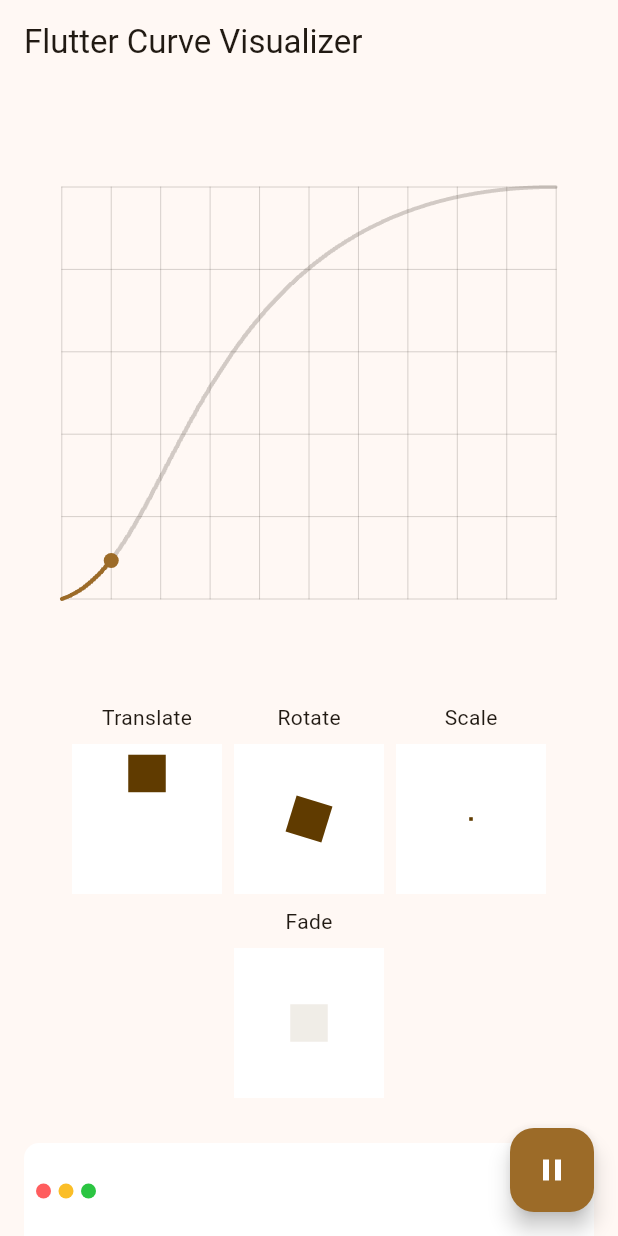
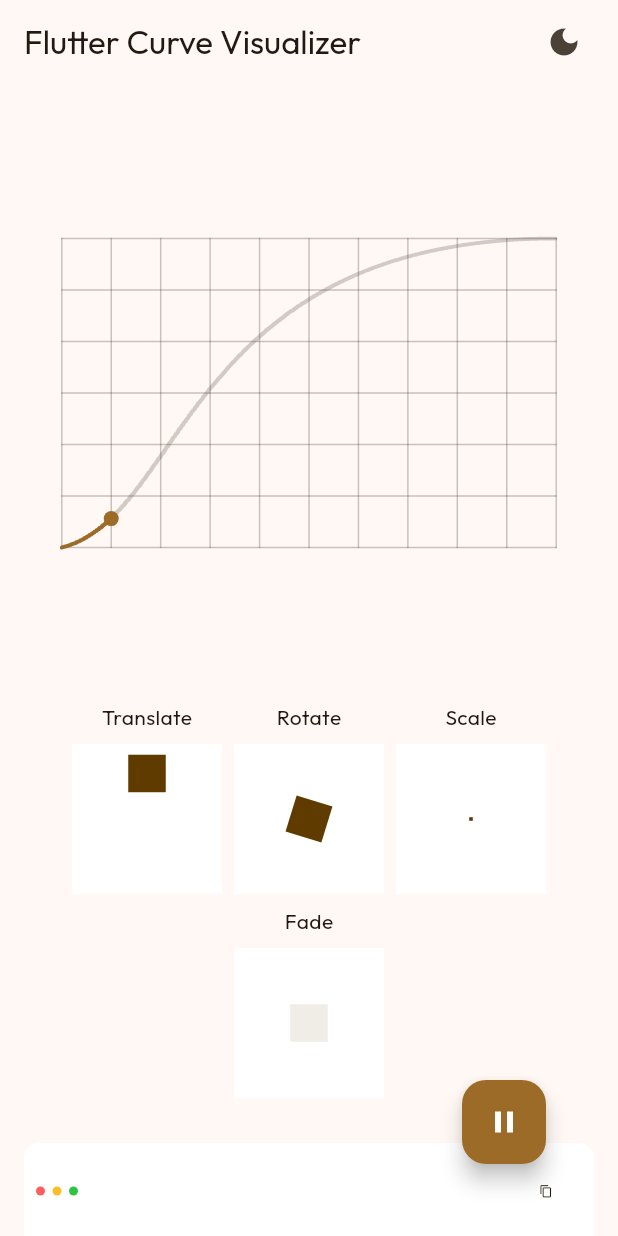
Before and after one commit to vchib1/flutter-curve-visualizer, a Flutter app: the screen it shows after launch, on a phone screen of 412 x 824 dp. Run offline on Flutter 3.47's test engine with Material 3 defaults, Android fonts, the light colour scheme and no system bars; our stand-ins replace shared_preferences.

Commit message:
added loading div in index.html and added theme toggle button

```diff
--- a/lib/main.dart
+++ b/lib/main.dart
@@ -1,12 +1,22 @@
 import 'package:flutter/material.dart';
 import 'package:flutter_curve_visualizer/screen_mode.dart';
 import 'package:flutter_curve_visualizer/utils/theme/theme.dart';
+import 'package:provider/provider.dart';
+import 'package:shared_preferences/shared_preferences.dart';
+import 'utils/theme/theme_provider.dart';
 import 'views/home_page.dart';
 
 Future<void> main() async {
   WidgetsFlutterBinding.ensureInitialized();
 
-  runApp(const MyApp());
+  final pref = await SharedPreferences.getInstance();
+
+  runApp(
+    ChangeNotifierProvider(
+      create: (context) => ThemeProvider(pref: pref),
+      child: const MyApp(),
+    ),
+  );
 }
 
 class MyApp extends StatelessWidget {
@@ -26,10 +36,11 @@
   Widget build(BuildContext context) {
     final theme = MaterialTheme(Theme.of(context).textTheme);
 
+    return Consumer<ThemeProvider>(builder: (context, themeProvider, child) {
       return MaterialApp(
+        title: 'Flutter Curve Visualizer',
         debugShowCheckedModeBanner: false,
-      title: 'Flutter Curve Visualizer',
-      themeMode: ThemeMode.light,
+        themeMode: themeProvider.getThemeMode(),
         theme: theme.lightMediumContrast(),
         darkTheme: theme.dark(),
         home: LayoutBuilder(
@@ -41,5 +52,6 @@
           },
         ),
       );
+    });
   }
 }
--- a/lib/utils/theme/theme.dart
+++ b/lib/utils/theme/theme.dart
@@ -341,11 +341,16 @@
         useMaterial3: true,
         brightness: colorScheme.brightness,
         colorScheme: colorScheme,
+        snackBarTheme: SnackBarThemeData(
+          behavior: SnackBarBehavior.floating,
+          showCloseIcon: true,
+        ),
         textTheme: textTheme.apply(
+          fontFamily: "Outfit",
           bodyColor: colorScheme.onSurface,
           displayColor: colorScheme.onSurface,
         ),
-        scaffoldBackgroundColor: colorScheme.background,
+        scaffoldBackgroundColor: colorScheme.surface,
         canvasColor: colorScheme.surface,
       );
 
--- /dev/null
+++ b/lib/utils/theme/theme_provider.dart
@@ -0,0 +1,19 @@
+import 'package:flutter/material.dart';
+import 'package:shared_preferences/shared_preferences.dart';
+
+class ThemeProvider extends ChangeNotifier {
+  final SharedPreferences pref;
+
+  ThemeProvider({required this.pref});
+
+  ThemeMode getThemeMode() {
+    final isDarkMode = pref.getBool('darkMode') ?? false;
+    return isDarkMode ? ThemeMode.dark : ThemeMode.light;
+  }
+
+  void toggleTheme() {
+    final isDarkMode = pref.getBool('darkMode') ?? false;
+    pref.setBool('darkMode', !isDarkMode);
+    notifyListeners();
+  }
+}
--- a/lib/views/home_page.dart
+++ b/lib/views/home_page.dart
@@ -2,9 +2,11 @@
 import 'package:flutter_curve_visualizer/screen_mode.dart';
 import 'package:flutter_curve_visualizer/utils/curves_enum.dart';
 import 'package:flutter_curve_visualizer/utils/extension/string.dart';
+import 'package:flutter_curve_visualizer/utils/theme/theme_provider.dart';
 import 'package:flutter_curve_visualizer/views/widgets/animated_box/animated_box_widget.dart';
 import 'package:flutter_curve_visualizer/views/widgets/dropdown_menu.dart';
 import 'package:flutter_curve_visualizer/views/widgets/graph/graph_widget.dart';
+import 'package:provider/provider.dart';
 
 import 'widgets/code_block.dart';
 
@@ -192,7 +194,7 @@
               children: [
                 Text(
                   "Time: ${animationTime}s",
-                  style: Theme.of(context).textTheme.bodyMedium,
+                  style: Theme.of(context).textTheme.titleSmall,
                 ),
                 Slider(
                   value: animationTime.toDouble(),
@@ -210,10 +212,32 @@
     return Scaffold(
       appBar: AppBar(
         title: const Text('Flutter Curve Visualizer'),
+        actions: [
+          Padding(
+            padding: const EdgeInsets.only(right: 12.0),
+            child: Consumer<ThemeProvider>(
+              builder: (context, value, child) {
+                final iconData = value.getThemeMode() == ThemeMode.dark
+                    ? Icons.light_mode
+                    : Icons.dark_mode;
+
+                return IconButton(
+                  onPressed: () => value.toggleTheme(),
+                  icon: Icon(iconData),
+                );
+              },
             ),
-      floatingActionButton: FloatingActionButton(
+          ),
+        ],
+      ),
+      floatingActionButton: Padding(
+        padding: const EdgeInsets.all(32.0),
+        child: FloatingActionButton(
+          child: Padding(
+            padding: const EdgeInsets.all(8.0),
             child: AnimatedIcon(
                 icon: AnimatedIcons.play_pause, progress: playPauseController),
+          ),
           onPressed: () {
             if (controller.isAnimating) {
               controller.stop();
@@ -223,6 +247,7 @@
               playPauseController.forward();
             }
           },
+        ),
       ),
       body: SingleChildScrollView(
         child: Container(
@@ -251,11 +276,17 @@
                 children: [
                   Expanded(
                     flex: 1,
+                    child: Align(
+                      alignment: Alignment.centerRight,
                       child: animationWidget,
+                    ),
                   ),
                   Flexible(
                     flex: 1,
-                    child: Center(child: controlsWidget),
+                    child: Align(
+                      alignment: Alignment.centerLeft,
+                      child: controlsWidget,
+                    ),
                   ),
                 ],
               ),
--- a/lib/views/widgets/code_block.dart
+++ b/lib/views/widgets/code_block.dart
@@ -33,7 +33,7 @@
 
     final double spacing = mode.isMobile ? 5 : 10;
 
-    final double radius = mode.isMobile ? 5 : 7.5;
+    final double radius = mode.isMobile ? 3 : 5;
 
     final lightsColors = <Color>[
       Color(0xffff5d5e),
--- a/lib/views/widgets/dropdown_menu.dart
+++ b/lib/views/widgets/dropdown_menu.dart
@@ -21,7 +21,7 @@
   Widget build(BuildContext context) {
     final titleStyle = Theme.of(context).textTheme.titleSmall;
 
-    final childTextStyle = Theme.of(context).textTheme.bodyMedium;
+    final childTextStyle = Theme.of(context).textTheme.titleMedium;
 
     return Container(
       padding: EdgeInsets.symmetric(horizontal: 12.0, vertical: 8.0),
--- a/lib/views/widgets/graph/graph_widget.dart
+++ b/lib/views/widgets/graph/graph_widget.dart
@@ -29,7 +29,7 @@
 
     final screenSize = MediaQuery.sizeOf(context);
 
-    final size = Size(350, screenSize.height / 3);
+    final size = Size(350, screenSize.height / 4);
 
     return SizedBox(
       width: screenSize.width * widthToTake,
@@ -42,11 +42,11 @@
             animation: animation,
             config: GraphConfiguration(
               xAxisLineCount: 10,
-              yAxisLineCount: 5,
-              axisWidth: 0.125,
+              yAxisLineCount: 6,
+              axisWidth: 1,
               curveLineWidth: 2.5,
               pointerSize: 5,
-              axisColor: theme.onSurface,
+              axisColor: theme.onSurface.withValues(alpha: 0.25),
               showCurveOutline: showCurveOutline,
               curveOutlineColor: theme.onSurfaceVariant.withValues(alpha: 0.25),
               curveLineColor: theme.primaryFixed,
```
Also changed, not shown: pubspec.yaml (+12 -5 lines), fonts/Outfit-Bold.ttf (added), fonts/Outfit-ExtraBold.ttf (added), fonts/Outfit-ExtraLight.ttf (added), fonts/Outfit-Light.ttf (added), fonts/Outfit-Medium.ttf (added), fonts/Outfit-Regular.ttf (added), fonts/Outfit-SemiBold.ttf (added), fonts/Outfit-Thin.ttf (added), pubspec.lock, 2 other files. Lines whose indentation alone changed are shown as unchanged.
